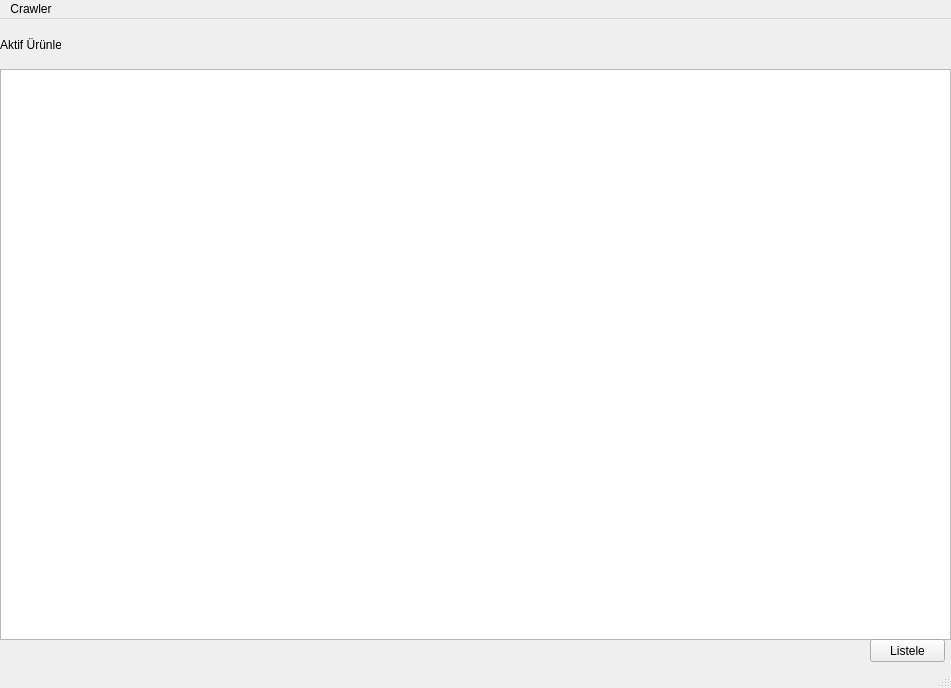
First picture: the form in listele.ui, repository emirhancinar/Python-Project-Web-Crawler, before the edit.
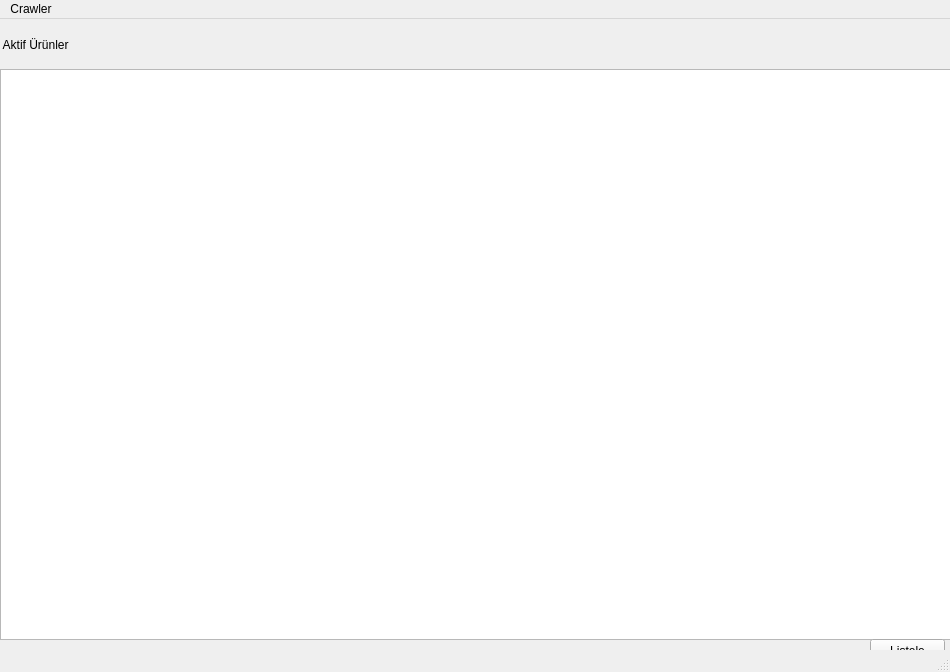
Second picture: the form after the edit.

The edit to the form file:
```diff
--- a/listele.ui
+++ b/listele.ui
@@ -6,8 +6,8 @@
    <rect>
     <x>0</x>
     <y>0</y>
-    <width>951</width>
-    <height>688</height>
+    <width>950</width>
+    <height>672</height>
    </rect>
   </property>
   <property name="windowTitle">
@@ -45,12 +45,12 @@
      <rect>
       <x>0</x>
       <y>10</y>
-      <width>61</width>
+      <width>81</width>
       <height>31</height>
      </rect>
     </property>
     <property name="text">
-     <string>Aktif Ürünler</string>
+     <string> Aktif Ürünler</string>
     </property>
    </widget>
   </widget>
@@ -59,8 +59,8 @@
     <rect>
      <x>0</x>
      <y>0</y>
-     <width>951</width>
-     <height>21</height>
+     <width>950</width>
+     <height>26</height>
     </rect>
    </property>
    <widget class="QMenu" name="menuCrawler">
```
